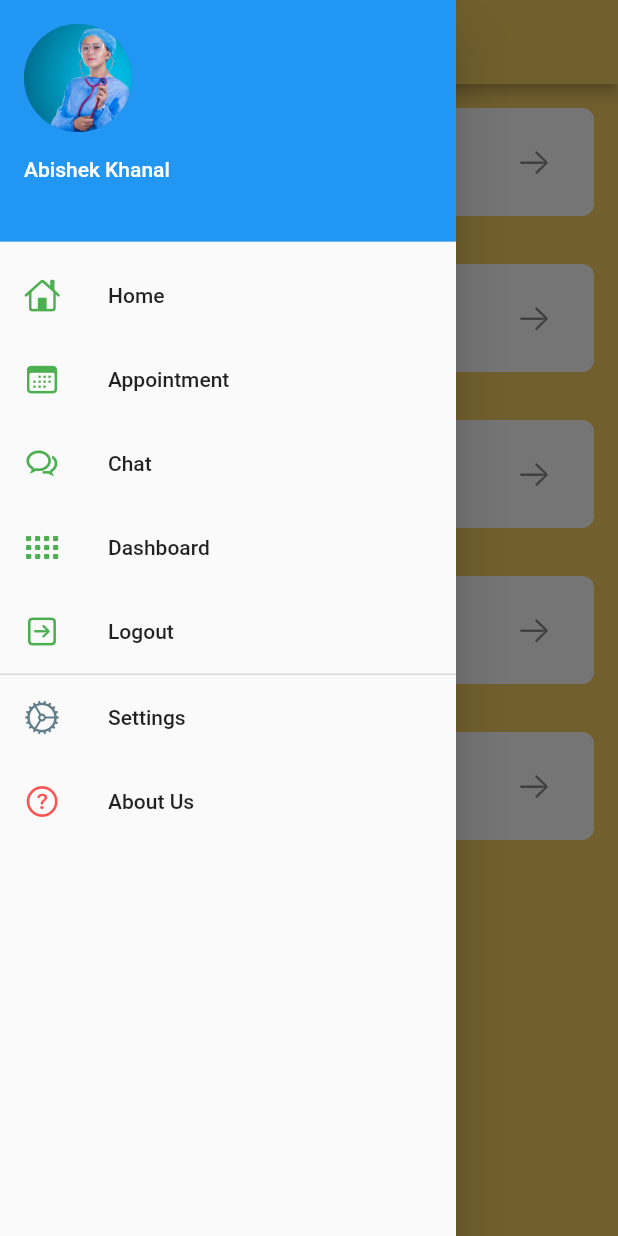
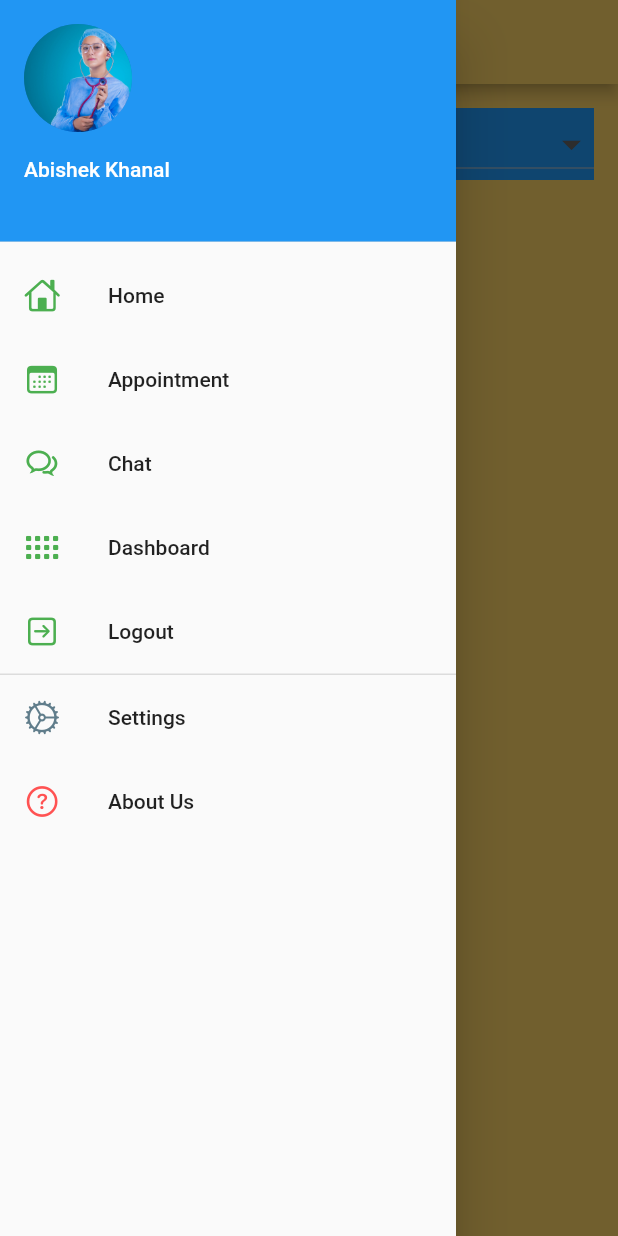
Before and after one commit to abishek12/MediTech, a Flutter app: the LabScreen screen opened by its route, with the side drawer open, on a phone screen of 412 x 824 dp. Run offline on Flutter 3.47's test engine with Material 2 defaults, Android fonts, the light colour scheme and no system bars; our stand-ins replace cloud_firestore, firebase_auth, firebase_core; accounts and stored records are empty.

Commit message:
Version Update 1.0.1

```diff
--- a/lib/constants/routes.dart
+++ b/lib/constants/routes.dart
@@ -14,4 +14,5 @@ class MyRoutes {
   static String labPaymentScreen = "/labPayment";
   static String vaccineScreen = "/vaccine";
   static String hospitalScreen = "/hospital";
+  static String bookHospitalScreen = "/bookHospital";
 }
--- a/lib/screen/lab_screen.dart
+++ b/lib/screen/lab_screen.dart
@@ -1,46 +1,87 @@
+import 'package:cloud_firestore/cloud_firestore.dart';
 import 'package:flutter/cupertino.dart';
 import 'package:flutter/material.dart';
 import 'package:medicalapp/widgets/custom_appbar.dart';
 import 'package:medicalapp/widgets/custom_drawer.dart';
-import 'package:medicalapp/widgets/labtest.dart';
 
-class LabScreen extends StatelessWidget {
-  const LabScreen({Key? key}) : super(key: key);
+// ignore: must_be_immutable
+class LabScreen extends StatefulWidget {
+  @override
+  _LabScreenState createState() => _LabScreenState();
+}
 
+class _LabScreenState extends State<LabScreen> {
+  String _dropDownValue = "";
   @override
   Widget build(BuildContext context) {
+    return StreamBuilder<QuerySnapshot<Map<String, dynamic>>>(
+      stream: FirebaseFirestore.instance.collection('labTest').snapshots(),
+      builder: (_, snapshot) {
+        if (snapshot.hasError) return Text('Error = ${snapshot.error}');
+
+        if (snapshot.hasData) {
+          final docs = snapshot.data!.docs;
           return Scaffold(
-      appBar: myAppBar("Lab Test"),
+              appBar: myAppBar("lab Test"),
               drawer: MyDrawer(),
-      body: ListView(
+              body: Column(
                 children: [
-          LabTest(
-            title: "COVID-19",
-            subtitle: "2000",
-            onPressed: () => Navigator.pushNamed(context, "/labPayment"),
+                  Container(
+                    margin: EdgeInsets.all(16.0),
+                    decoration: BoxDecoration(
+                      color: Colors.blue,
                     ),
-          LabTest(
-            title: "Blood Group",
-            subtitle: "250",
-            onPressed: () => Navigator.pushNamed(context, "/labPayment"),
+                    child: DropdownButton(
+                      hint: _dropDownValue == ""
+                          ? Text('Please select hospital')
+                          : Text(_dropDownValue),
+                      isExpanded: true,
+                      iconSize: 30.0,
+                      items: [
+                        'Bir Hospital',
+                        'Teaching Hospital',
+                        'Peoples Dental'
+                      ].map(
+                        (val) {
+                          return DropdownMenuItem<String>(
+                            value: val,
+                            child: Text(val),
+                          );
+                        },
+                      ).toList(),
+                      onChanged: (val) {
+                        setState(
+                          () {
+                            _dropDownValue = val.toString();
+                          },
+                        );
+                      },
                     ),
-          LabTest(
-            title: "Sugar Test",
-            subtitle: "100",
-            onPressed: () => Navigator.pushNamed(context, "/labPayment"),
                   ),
-          LabTest(
-            title: "Urine, Stool",
-            subtitle: "500",
-            onPressed: () => Navigator.pushNamed(context, "/labPayment"),
+                  Expanded(
+                    child: ListView.builder(
+                      itemCount: docs.length,
+                      itemBuilder: (_, i) {
+                        final data = docs[i].data();
+                        return Container(
+                          margin: EdgeInsets.all(16.0),
+                          child: Card(
+                            child: ListTile(
+                              title: Text(data['name']),
+                              subtitle: Text("Rs. " + data['price']),
+                              trailing: Text(data['hospital']),
                             ),
-          LabTest(
-            title: "COVID-19",
-            subtitle: "2000",
-            onPressed: () => Navigator.pushNamed(context, "/labPayment"),
+                          ),
+                        );
+                      },
+                    ),
                   ),
                 ],
-      ),
+              ));
+        }
+
+        return Center(child: CircularProgressIndicator());
+      },
     );
   }
 }
```
Also changed, not shown: lib/screen/book_hospital_screen.dart (added, +175 -0 lines), lib/screen/hospital_screen.dart (+43 -40 lines), assets/icons/hospital.png (added), assets/images/checkmark.png (added). Lines whose indentation alone changed are shown as unchanged.
